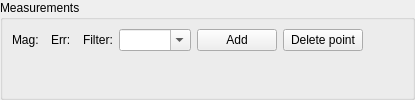
Before: the Qt Designer form nightscribe/gui/ui/visit_measurements.ui in irydeo/nightscribe, drawn with Qt 5.
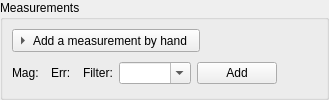
After: the same form once the commit is applied.

Commit message: feat(visits): the visit window is one page

```diff
--- a/nightscribe/gui/ui/visit_measurements.ui
+++ b/nightscribe/gui/ui/visit_measurements.ui
@@ -10,20 +10,22 @@
  <widget class="QGroupBox" name="grp_meas">
   <property name="title"><string>Measurements</string></property>
   <layout class="QVBoxLayout" name="vbox_meas"><property name="leftMargin"><number>9</number></property><property name="topMargin"><number>9</number></property><property name="rightMargin"><number>9</number></property><property name="bottomMargin"><number>9</number></property>
+   <item><widget class="QToolButton" name="vp_btn_add_point"><property name="text"><string>Add a measurement by hand</string></property><property name="toolTip"><string>Type a magnitude the night gave you outside the app. It joins the visit's curve and the Results list above</string></property><property name="checkable"><bool>true</bool></property><property name="checked"><bool>false</bool></property><property name="arrowType"><enum>Qt::RightArrow</enum></property><property name="toolButtonStyle"><enum>Qt::ToolButtonTextBesideIcon</enum></property></widget></item>
    <item>
-    <layout class="QHBoxLayout" name="row_meas">
+    <widget class="QWidget" name="w_meas">
+     <property name="visible"><bool>false</bool></property>
+     <layout class="QHBoxLayout" name="row_meas"><property name="leftMargin"><number>0</number></property><property name="topMargin"><number>0</number></property><property name="rightMargin"><number>0</number></property><property name="bottomMargin"><number>0</number></property>
      <item><widget class="QLabel" name="lbl_meas_mag"><property name="text"><string>Mag:</string></property></widget></item>
      <item><widget class="QWidget" name="ph_mag"/></item>
      <item><widget class="QLabel" name="lbl_meas_err"><property name="text"><string>Err:</string></property></widget></item>
      <item><widget class="QWidget" name="ph_err"/></item>
      <item><widget class="QLabel" name="lbl_meas_filter"><property name="text"><string>Filter:</string></property></widget></item>
      <item><widget class="QComboBox" name="cmb_filt"><property name="editable"><bool>true</bool></property></widget></item>
-     <item><widget class="QPushButton" name="vp_btn_add_meas"><property name="text"><string>Add</string></property></widget></item>
-     <item><widget class="QPushButton" name="vp_btn_del_meas"><property name="text"><string>Delete point</string></property></widget></item>
+      <item><widget class="QPushButton" name="vp_btn_add_meas"><property name="text"><string>Add</string></property><property name="toolTip"><string>Save the measurement to this visit. Removing it is in the row's own menu, in Results</string></property></widget></item>
      <item><spacer name="hsp_meas"><property name="orientation"><enum>Qt::Horizontal</enum></property><property name="sizeHint" stdset="0"><size><width>40</width><height>20</height></size></property></spacer></item>
     </layout>
+    </widget>
    </item>
-   <item><widget class="QWidget" name="ph_meas_list"/></item>
   </layout>
  </widget>
  <resources/>
```
Left out of the diff: 9 changed lines with no effect on the pictures. Lines whose indentation alone changed are shown as unchanged. The commit also changes 7 other files.
